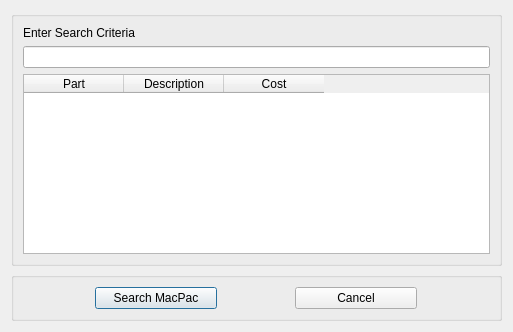
Old version of the form View/searchdialog.ui in the repository topherMcDonald/SPO.
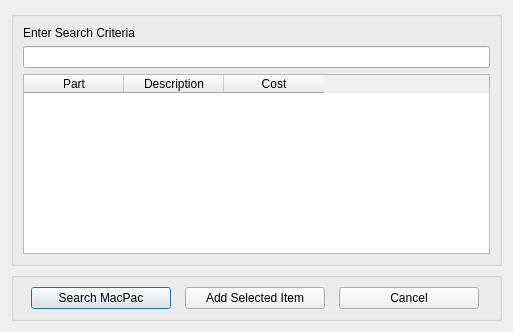
New version of the form.

Commit message: Getting table array from dialog

What changed in the file:
```diff
--- a/View/searchdialog.ui
+++ b/View/searchdialog.ui
@@ -79,7 +79,7 @@
          <widget class="QPushButton" name="btnSearchDialog">
           <property name="maximumSize">
            <size>
-            <width>122</width>
+            <width>140</width>
             <height>25</height>
            </size>
           </property>
@@ -88,11 +88,24 @@
           </property>
          </widget>
         </item>
+        <item>
+         <widget class="QPushButton" name="btnAddSelectedItem">
+          <property name="maximumSize">
+           <size>
+            <width>140</width>
+            <height>25</height>
+           </size>
+          </property>
+          <property name="text">
+           <string>Add Selected Item</string>
+          </property>
+         </widget>
+        </item>
         <item>
          <widget class="QPushButton" name="btnCancelSearch">
           <property name="maximumSize">
            <size>
-            <width>122</width>
+            <width>140</width>
             <height>25</height>
            </size>
           </property>
```
Left out of the diff: 12 changed lines with no effect on the pictures. The commit also changes 6 other files.
